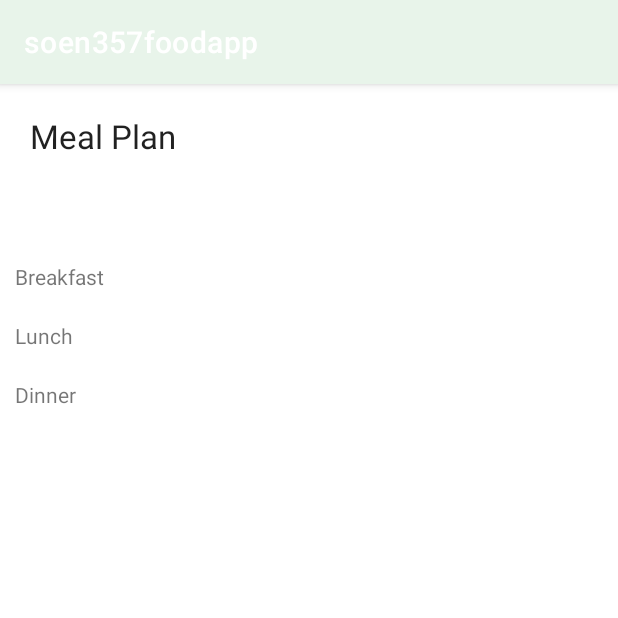
After one commit to A-BAKLEH/soen357foodapp, an Android app: the MealPlanActivity screen opened directly, with no data from a screen before it, on a phone screen of 412 x 824 dp, the top half of it. The commit adds this screen. Run offline under Robolectric (Android 15) with nearby library versions, the phone set to English and light mode, and no system bars.

Commit message:
create basic Meal Plan page

```diff
--- a/app/src/main/AndroidManifest.xml
+++ b/app/src/main/AndroidManifest.xml
@@ -13,51 +13,58 @@
             android:theme="@style/Theme.Soen357foodapp"
             tools:targetApi="31">
         <activity
+                android:name=".MealPlanActivity"
+                android:exported="false">
+            <meta-data
+                    android:name="android.app.lib_name"
+                    android:value=""/>
+        </activity>
+        <activity
                 android:name=".Magic"
                 android:exported="false">
             <meta-data
                     android:name="android.app.lib_name"
-                android:value="" />
+                    android:value=""/>
         </activity>
         <activity
                 android:name=".Profile"
                 android:exported="false">
             <meta-data
                     android:name="android.app.lib_name"
-                android:value="" />
+                    android:value=""/>
         </activity>
         <activity
                 android:name=".Meal"
                 android:exported="false">
             <meta-data
                     android:name="android.app.lib_name"
-                android:value="" />
+                    android:value=""/>
         </activity>
         <activity
                 android:name=".RecipeListActivity"
                 android:exported="false">
             <meta-data
                     android:name="android.app.lib_name"
-                android:value="" />
+                    android:value=""/>
         </activity>
         <activity
                 android:name=".Registration"
-            android:label="@string/app_name" />
+                android:label="@string/app_name"/>
         <activity
                 android:name=".MainActivity"
-            android:label="@string/app_name" />
+                android:label="@string/app_name"/>
         <activity
                 android:name=".Login"
                 android:exported="true">
             <intent-filter>
-                <action android:name="android.intent.action.MAIN" />
+                <action android:name="android.intent.action.MAIN"/>
 
-                <category android:name="android.intent.category.LAUNCHER" />
+                <category android:name="android.intent.category.LAUNCHER"/>
             </intent-filter>
 
             <meta-data
                     android:name="android.app.lib_name"
-                android:value="" />
+                    android:value=""/>
         </activity>
     </application>
 
--- a/app/src/main/java/com/example/soen357foodapp/MainActivity.java
+++ b/app/src/main/java/com/example/soen357foodapp/MainActivity.java
@@ -78,5 +78,10 @@ public class MainActivity extends AppCompatActivity {
             startActivity(intent);
         });
 
+        findViewById(R.id.book).setOnClickListener(x -> {
+            Intent intent = new Intent(getApplicationContext(), MealPlanActivity.class);
+            intent.addFlags(Intent.FLAG_ACTIVITY_CLEAR_TASK | Intent.FLAG_ACTIVITY_NEW_TASK);
+            startActivity(intent);
+        });
     }
 }
--- /dev/null
+++ b/app/src/main/java/com/example/soen357foodapp/MealPlanActivity.java
@@ -0,0 +1,13 @@
+package com.example.soen357foodapp;
+
+import androidx.appcompat.app.AppCompatActivity;
+import android.os.Bundle;
+
+public class MealPlanActivity extends AppCompatActivity {
+
+    @Override
+    protected void onCreate(Bundle savedInstanceState) {
+        super.onCreate(savedInstanceState);
+        setContentView(R.layout.activity_meal_plan);
+    }
+}
--- /dev/null
+++ b/app/src/main/res/layout/activity_meal_plan.xml
@@ -0,0 +1,84 @@
+<?xml version="1.0" encoding="utf-8"?>
+<LinearLayout
+        xmlns:android="http://schemas.android.com/apk/res/android"
+        xmlns:tools="http://schemas.android.com/tools"
+        xmlns:app="http://schemas.android.com/apk/res-auto"
+        android:layout_width="match_parent"
+        android:layout_height="match_parent"
+        tools:context=".MealPlanActivity" android:orientation="vertical">
+
+    <TextView
+            android:text="Meal Plan"
+            android:layout_width="match_parent"
+            android:layout_height="wrap_content"
+            android:padding="20dp"
+            android:textAppearance="@style/TextAppearance.AppCompat.Large"/>
+
+    <TableRow
+            android:layout_width="match_parent"
+            android:layout_height="wrap_content"
+            android:padding="10dp" >
+
+        <androidx.recyclerview.widget.RecyclerView
+            android:layout_width="match_parent"
+            android:layout_height="wrap_content" android:id="@+id/mealPlanDateRecycler">
+
+        </androidx.recyclerview.widget.RecyclerView>
+    </TableRow>
+
+    <TextView android:layout_width="match_parent"
+              android:layout_height="wrap_content"
+              android:id="@+id/mealPlanDateTitle" />
+
+    <TableRow
+            android:layout_width="match_parent"
+            android:layout_height="wrap_content"
+            android:padding="10dp" >
+
+        <TextView
+                android:layout_width="match_parent"
+                android:layout_height="wrap_content"
+                android:text="Breakfast"/>
+
+        <androidx.recyclerview.widget.RecyclerView
+                android:layout_width="match_parent"
+                android:layout_height="wrap_content" android:id="@+id/mealPlanBreakfastRecycler">
+
+        </androidx.recyclerview.widget.RecyclerView>
+    </TableRow>
+
+    <TableRow
+            android:layout_width="match_parent"
+            android:layout_height="wrap_content"
+            android:padding="10dp" >
+
+        <TextView
+                android:layout_width="match_parent"
+                android:layout_height="wrap_content"
+                android:text="Lunch"/>
+
+        <androidx.recyclerview.widget.RecyclerView
+                android:layout_width="match_parent"
+                android:layout_height="wrap_content" android:id="@+id/mealPlanLunchRecycler">
+
+        </androidx.recyclerview.widget.RecyclerView>
+    </TableRow>
+
+    <TableRow
+            android:layout_width="match_parent"
+            android:layout_height="wrap_content"
+            android:padding="10dp" >
+
+        <TextView
+                android:layout_width="match_parent"
+                android:layout_height="wrap_content"
+                android:text="Dinner"/>
+
+        <androidx.recyclerview.widget.RecyclerView
+                android:layout_width="match_parent"
+                android:layout_height="wrap_content" android:id="@+id/mealPlanDinnerRecycler">
+
+        </androidx.recyclerview.widget.RecyclerView>
+    </TableRow>
+
+</LinearLayout>
```
Lines whose indentation alone changed are shown as unchanged.
